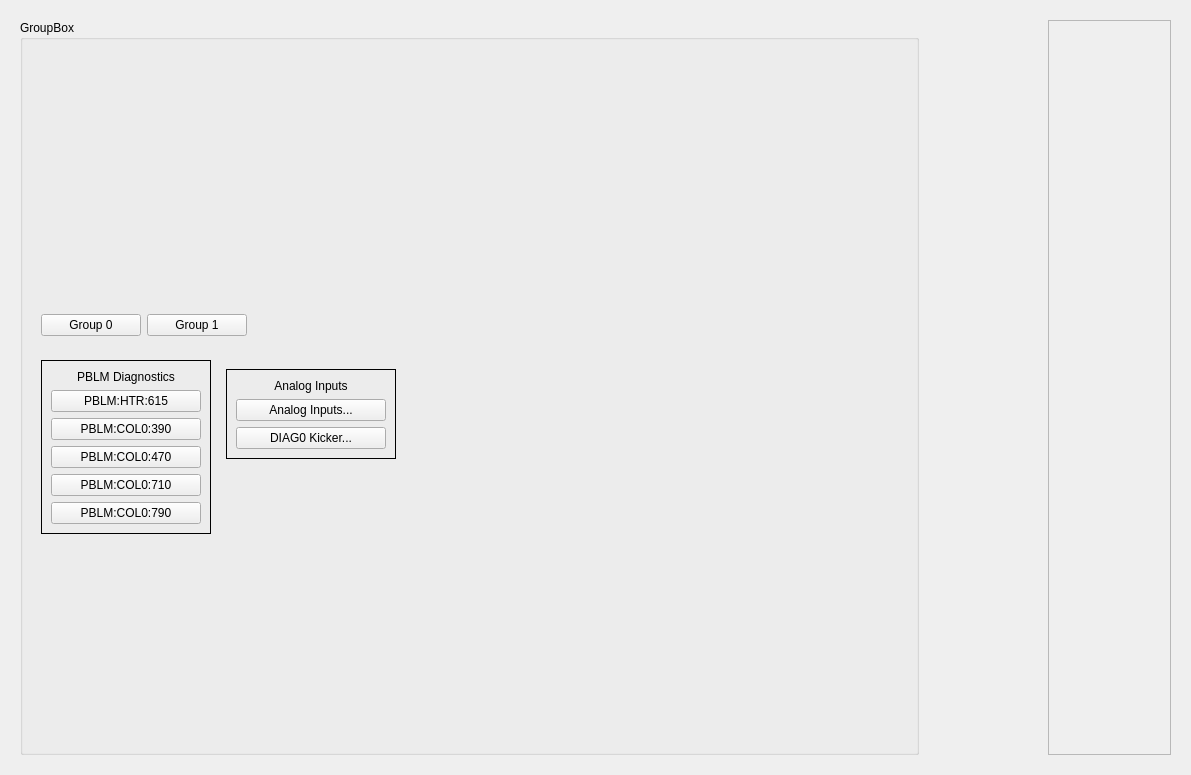
First picture: the form in l0b_main.ui, repository ad-build-test/pydm-mps, before the edit.
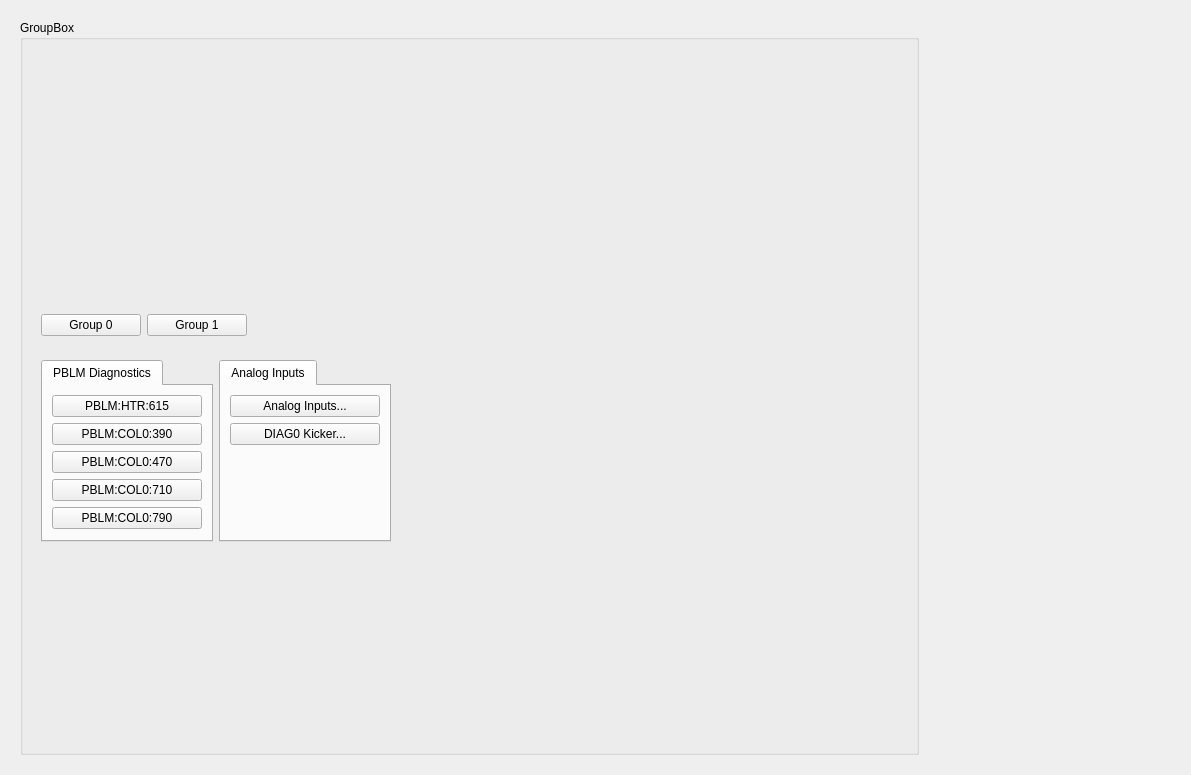
Second picture: the form after the edit. Custom widgets are drawn as their Qt base class.

```diff
--- a/l0b_main.ui
+++ b/l0b_main.ui
@@ -53,18 +53,32 @@
            <property name="frameShadow">
             <enum>QFrame::Raised</enum>
            </property>
-           <layout class="QGridLayout" name="gridLayout_7">
-            <item row="0" column="0">
-             <widget class="QFrame" name="frame">
-              <property name="frameShape">
-               <enum>QFrame::Box</enum>
+           <layout class="QGridLayout" name="gridLayout_7" columnstretch="1,1,3">
+            <item row="0" column="2">
+             <spacer name="horizontalSpacer_3">
+              <property name="orientation">
+               <enum>Qt::Horizontal</enum>
               </property>
-              <property name="frameShadow">
-               <enum>QFrame::Plain</enum>
+              <property name="sizeHint" stdset="0">
+               <size>
+                <width>40</width>
+                <height>20</height>
+               </size>
               </property>
-              <layout class="QGridLayout" name="gridLayout">
-               <item row="4" column="0">
-                <widget class="PyDMEDMDisplayButton" name="PyDMEDMDisplayButton_3">
+             </spacer>
+            </item>
+            <item row="0" column="0">
+             <widget class="QTabWidget" name="tabWidget">
+              <property name="currentIndex">
+               <number>0</number>
+              </property>
+              <widget class="QWidget" name="tab">
+               <attribute name="title">
+                <string>PBLM Diagnostics</string>
+               </attribute>
+               <layout class="QGridLayout" name="gridLayout_10">
+                <item row="0" column="0">
+                 <widget class="PyDMEDMDisplayButton" name="PyDMEDMDisplayButton_5">
                  <property name="minimumSize">
                   <size>
                    <width>150</width>
@@ -75,7 +89,7 @@
                   <string/>
                  </property>
                  <property name="text">
-                  <string>PBLM:COL0:710</string>
+                   <string>PBLM:HTR:615</string>
                  </property>
                  <property name="filenames" stdset="0">
                   <stringlist>
@@ -84,9 +98,36 @@
                  </property>
                  <property name="titles" stdset="0">
                   <stringlist>
-                   <string></string>
-                  </stringlist>
-                 </property>
+                    <string>BLM=PBLM:HTR:615</string>
+                   </stringlist>
+                  </property>
+                  <property name="openInNewWindow" stdset="0">
+                   <bool>true</bool>
+                  </property>
+                 </widget>
+                </item>
+                <item row="1" column="0">
+                 <widget class="PyDMEDMDisplayButton" name="PyDMEDMDisplayButton">
+                  <property name="minimumSize">
+                   <size>
+                    <width>150</width>
+                    <height>20</height>
+                   </size>
+                  </property>
+                  <property name="toolTip">
+                   <string/>
+                  </property>
+                  <property name="text">
+                   <string>PBLM:COL0:390</string>
+                  </property>
+                  <property name="filenames" stdset="0">
+                   <stringlist>
+                    <string>$EDM/bcs/bcs_pblm_status.edl</string>
+                   </stringlist>
+                  </property>
+                  <property name="titles" stdset="0">
+                   <stringlist/>
+                  </property>
                  <property name="showIcon" stdset="0">
                   <bool>false</bool>
                  </property>
@@ -100,7 +141,7 @@
                  </property>
                 </widget>
                </item>
-               <item row="3" column="0">
+                <item row="2" column="0">
                 <widget class="PyDMEDMDisplayButton" name="PyDMEDMDisplayButton_2">
                  <property name="minimumSize">
                   <size>
@@ -137,7 +178,44 @@
                  </property>
                 </widget>
                </item>
-               <item row="5" column="0">
+                <item row="3" column="0">
+                 <widget class="PyDMEDMDisplayButton" name="PyDMEDMDisplayButton_3">
+                  <property name="minimumSize">
+                   <size>
+                    <width>150</width>
+                    <height>20</height>
+                   </size>
+                  </property>
+                  <property name="toolTip">
+                   <string/>
+                  </property>
+                  <property name="text">
+                   <string>PBLM:COL0:710</string>
+                  </property>
+                  <property name="filenames" stdset="0">
+                   <stringlist>
+                    <string>$EDM/bcs/bcs_pblm_status.edl</string>
+                   </stringlist>
+                  </property>
+                  <property name="titles" stdset="0">
+                   <stringlist>
+                    <string></string>
+                   </stringlist>
+                  </property>
+                  <property name="showIcon" stdset="0">
+                   <bool>false</bool>
+                  </property>
+                  <property name="macros" stdset="0">
+                   <stringlist>
+                    <string>BLM=PBLM:COL0:710</string>
+                   </stringlist>
+                  </property>
+                  <property name="openInNewWindow" stdset="0">
+                   <bool>true</bool>
+                  </property>
+                 </widget>
+                </item>
+                <item row="4" column="0">
                 <widget class="PyDMEDMDisplayButton" name="PyDMEDMDisplayButton_4">
                  <property name="minimumSize">
                   <size>
@@ -174,108 +252,21 @@
                  </property>
                 </widget>
                </item>
-               <item row="2" column="0">
-                <widget class="PyDMEDMDisplayButton" name="PyDMEDMDisplayButton">
-                 <property name="minimumSize">
-                  <size>
-                   <width>150</width>
-                   <height>20</height>
-                  </size>
-                 </property>
-                 <property name="toolTip">
-                  <string/>
-                 </property>
-                 <property name="text">
-                  <string>PBLM:COL0:390</string>
-                 </property>
-                 <property name="filenames" stdset="0">
-                  <stringlist>
-                   <string>$EDM/bcs/bcs_pblm_status.edl</string>
-                  </stringlist>
-                 </property>
-                 <property name="titles" stdset="0">
-                  <stringlist/>
-                 </property>
-                 <property name="showIcon" stdset="0">
-                  <bool>false</bool>
-                 </property>
-                 <property name="macros" stdset="0">
-                  <stringlist>
-                   <string>BLM=PBLM:COL0:390</string>
-                  </stringlist>
-                 </property>
-                 <property name="openInNewWindow" stdset="0">
-                  <bool>true</bool>
-                 </property>
-                </widget>
-               </item>
-               <item row="1" column="0">
-                <widget class="PyDMEDMDisplayButton" name="PyDMEDMDisplayButton_5">
-                 <property name="minimumSize">
-                  <size>
-                   <width>150</width>
-                   <height>20</height>
-                  </size>
-                 </property>
-                 <property name="toolTip">
-                  <string/>
-                 </property>
-                 <property name="text">
-                  <string>PBLM:HTR:615</string>
-                 </property>
-                 <property name="filenames" stdset="0">
-                  <stringlist>
-                   <string>$EDM/bcs/bcs_pblm_status.edl</string>
-                  </stringlist>
-                 </property>
-                 <property name="titles" stdset="0">
-                  <stringlist/>
-                 </property>
-                 <property name="showIcon" stdset="0">
-                  <bool>false</bool>
-                 </property>
-                 <property name="macros" stdset="0">
-                  <stringlist>
-                   <string>BLM=PBLM:HTR:615</string>
-                  </stringlist>
-                 </property>
-                 <property name="openInNewWindow" stdset="0">
-                  <bool>true</bool>
-                 </property>
-                </widget>
-               </item>
-               <item row="0" column="0">
-                <widget class="QLabel" name="label">
-                 <property name="text">
-                  <string>PBLM Diagnostics</string>
-                 </property>
-                 <property name="alignment">
-                  <set>Qt::AlignCenter</set>
-                 </property>
-                </widget>
-               </item>
-              </layout>
-             </widget>
+               </layout>
+              </widget>
+             </widget>
             </item>
             <item row="0" column="1">
-             <widget class="QFrame" name="frame_5">
-              <property name="frameShape">
-               <enum>QFrame::NoFrame</enum>
+             <widget class="QTabWidget" name="tabWidget_2">
+              <property name="currentIndex">
+               <number>0</number>
               </property>
-              <property name="frameShadow">
-               <enum>QFrame::Raised</enum>
-              </property>
-              <layout class="QGridLayout" name="gridLayout_6">
+              <widget class="QWidget" name="tab_4">
+               <attribute name="title">
+                <string>Analog Inputs</string>
+               </attribute>
+               <layout class="QGridLayout" name="gridLayout">
                <item row="0" column="0">
-                <widget class="QFrame" name="frame_2">
-                 <property name="frameShape">
-                  <enum>QFrame::Box</enum>
-                 </property>
-                 <property name="frameShadow">
-                  <enum>QFrame::Plain</enum>
-                 </property>
-                 <layout class="QGridLayout" name="gridLayout_2">
-                  <item row="1" column="0">
                    <widget class="PyDMRelatedDisplayButton" name="PyDMRelatedDisplayButton">
                     <property name="minimumSize">
                      <size>
@@ -307,7 +298,7 @@
                     </property>
                    </widget>
                   </item>
-                  <item row="2" column="0">
+                <item row="1" column="0">
                    <widget class="PyDMRelatedDisplayButton" name="PyDMRelatedDisplayButton_2">
                     <property name="toolTip">
                      <string/>
@@ -333,20 +324,7 @@
                     </property>
                    </widget>
                   </item>
-                  <item row="0" column="0">
-                   <widget class="QLabel" name="label_2">
-                    <property name="text">
-                     <string>Analog Inputs</string>
-                    </property>
-                    <property name="alignment">
-                     <set>Qt::AlignCenter</set>
-                    </property>
-                   </widget>
-                  </item>
-                 </layout>
-                </widget>
-               </item>
-               <item row="1" column="0">
+                <item row="2" column="0">
                 <spacer name="verticalSpacer_3">
                  <property name="orientation">
                   <enum>Qt::Vertical</enum>
@@ -361,19 +339,7 @@
                </item>
               </layout>
              </widget>
-            </item>
-            <item row="0" column="2">
-             <spacer name="horizontalSpacer_3">
-              <property name="orientation">
-               <enum>Qt::Horizontal</enum>
-              </property>
-              <property name="sizeHint" stdset="0">
-               <size>
-                <width>40</width>
-                <height>20</height>
-               </size>
-              </property>
-             </spacer>
+             </widget>
             </item>
            </layout>
           </widget>
@@ -489,7 +455,7 @@
       <item row="0" column="2">
        <widget class="QFrame" name="frame_3">
         <property name="frameShape">
-         <enum>QFrame::StyledPanel</enum>
+         <enum>QFrame::NoFrame</enum>
         </property>
         <property name="frameShadow">
          <enum>QFrame::Raised</enum>
```
Left out of the diff: 8 changed lines with no effect on the pictures. Lines whose indentation alone changed are shown as unchanged.
